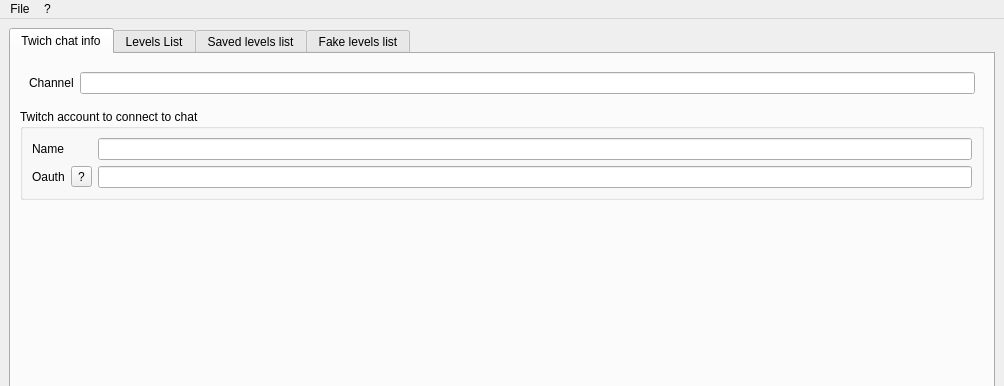
This is MarioMakerLevelsBot/MarioMakerLevelsBot/ui/window.ui in RLejolivet/MarioMakerLevelsBot as Qt 5 draws it before an edit; both pictures show x 0 to 1004 and y 0 to 386 of the 1004 by 768 pixel window. The edited form follows.
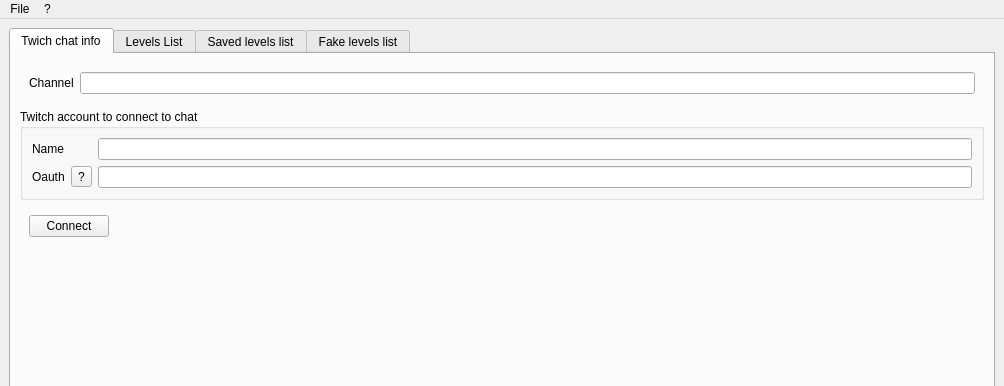
This is the edited form.

Commit message: Added "connect" button

The edit to the form file:
```diff
--- a/MarioMakerLevelsBot/MarioMakerLevelsBot/ui/window.ui
+++ b/MarioMakerLevelsBot/MarioMakerLevelsBot/ui/window.ui
@@ -103,6 +103,32 @@
           </layout>
          </widget>
         </item>
+        <item>
+         <widget class="QWidget" name="widget_6" native="true">
+          <layout class="QHBoxLayout" name="horizontalLayout_6">
+           <item>
+            <widget class="QPushButton" name="connect_button">
+             <property name="text">
+              <string>Connect</string>
+             </property>
+            </widget>
+           </item>
+           <item>
+            <spacer name="horizontalSpacer">
+             <property name="orientation">
+              <enum>Qt::Horizontal</enum>
+             </property>
+             <property name="sizeHint" stdset="0">
+              <size>
+               <width>40</width>
+               <height>20</height>
+              </size>
+             </property>
+            </spacer>
+           </item>
+          </layout>
+         </widget>
+        </item>
         <item>
          <spacer name="verticalSpacer">
           <property name="orientation">
```
The commit also changes 1 other file.
